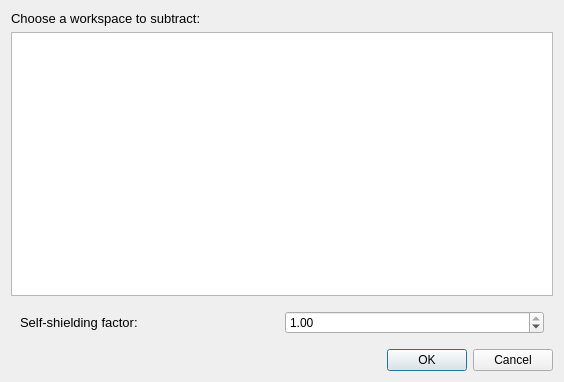
Above: mslice/widgets/workspacemanager/subtract_input_box.ui from mantidproject/mslice before the change. Below: the same form after it.
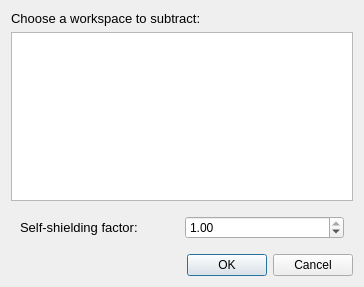
That is the form after the change.

Commit message: implementation in model class re #221

```diff
--- a/mslice/widgets/workspacemanager/subtract_input_box.ui
+++ b/mslice/widgets/workspacemanager/subtract_input_box.ui
@@ -6,8 +6,8 @@
    <rect>
     <x>0</x>
     <y>0</y>
-    <width>564</width>
-    <height>382</height>
+    <width>364</width>
+    <height>287</height>
    </rect>
   </property>
   <property name="windowTitle">
@@ -27,7 +27,13 @@
     </widget>
    </item>
    <item>
-    <widget class="QListWidget" name="listWidget"/>
+    <widget class="QListWidget" name="listWidget">
+     <property name="font">
+      <font>
+       <pointsize>10</pointsize>
+      </font>
+     </property>
+    </widget>
    </item>
    <item>
     <widget class="QWidget" name="widget" native="true">
```
Left out of the diff: 2 changed lines with no effect on the pictures. The commit also changes 2 other files.
